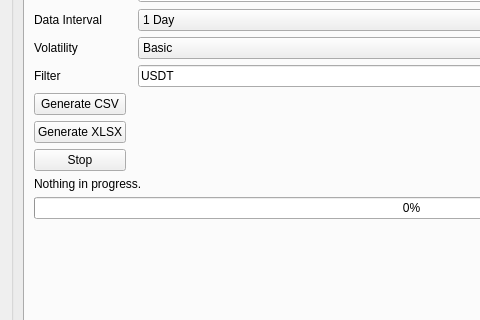
The window that UI/otherCommands.ui (ZENALC/algobot) describes before a commit, drawn with Qt 5; both pictures show x 0 to 480 and y 115 to 435 of the 823 by 781 pixel window.
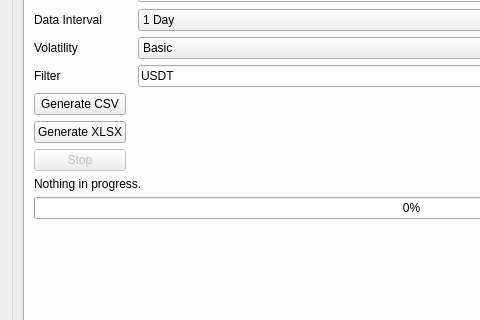
The same window after the commit. The open tabs and pages were chosen to show the change.

What changed in the file:
```diff
--- a/UI/otherCommands.ui
+++ b/UI/otherCommands.ui
@@ -476,6 +476,9 @@
           </item>
           <item row="7" column="0">
            <widget class="QPushButton" name="stopVolatilityButton">
+            <property name="enabled">
+             <bool>false</bool>
+            </property>
             <property name="text">
              <string>Stop</string>
             </property>
```
